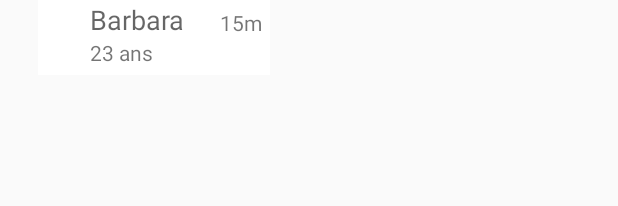
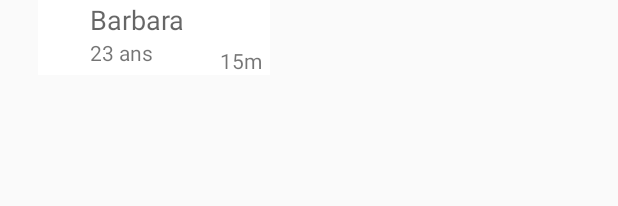
Before and after one commit to thibautd2/MeetMe, an Android app: the layout info_window.xml on its own in the app's theme, with its tools: preview values and no code run, on a phone screen of 412 x 824 dp. Shown: the top 206 px of the screen. Run offline under Robolectric (Android 15) with nearby library versions, the phone set to English and light mode, and no system bars.

Commit message:
distance updated and calculate distance between people nice working version

```diff
--- a/app/src/main/res/layout/info_window.xml
+++ b/app/src/main/res/layout/info_window.xml
@@ -50,10 +50,9 @@
             android:textAppearance="?android:attr/textAppearanceSmall"
             android:text="15m"
             android:id="@+id/distance"
-            android:layout_alignParentTop="true"
-            android:layout_alignParentEnd="true"
-            android:layout_marginTop="5dp"
-            android:layout_marginRight="5dp" />
+            android:layout_marginRight="5dp"
+            android:layout_alignBottom="@+id/imageView2"
+            android:layout_alignParentEnd="true" />
 
     </RelativeLayout>
 </LinearLayout>
```
Also changed, not shown: app/src/main/AndroidManifest.xml (+7 -0 lines), app/src/main/java/com/mti/meetme/MapsActivity.java (+5 -4 lines), app/src/main/java/com/mti/meetme/Model/User.java (+3 -12 lines).
